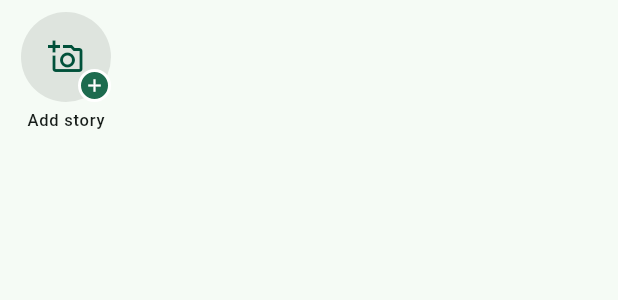
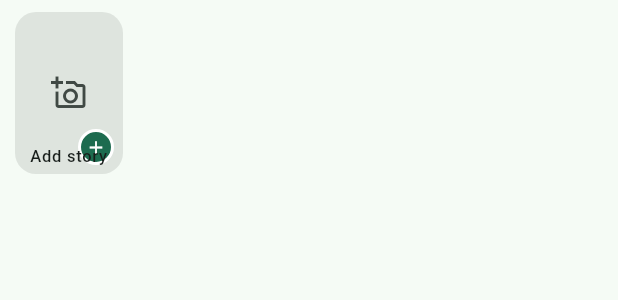
Before and after one commit to ssingh1432/gather, a Flutter app: the StoryBar widget shown alone on an empty page, opened directly, on a phone screen of 412 x 824 dp. Shown: the top 300 px of the screen. Run offline on Flutter 3.47's test engine with Material 3 defaults, Android fonts, the phone set to English and light mode, and no system bars; our stand-ins replace audioplayers, cached_network_image, firebase_core, firebase_messaging, flutter_dotenv, flutter_image_compress and 11 more; missing offline and left inert: gal, receive_sharing_intent; accounts and stored records are empty; network calls fail; statements that could not run were skipped.

Commit message:
Fix story upload permission error; reshape story tiles to portrait rectangles
- Add missing UPDATE grant + RLS policy on public.stories (author-owned rows).
  This was causing 'permission denied for table stories' (42501) whenever
  StoryBar updated media_url after upload.
- Restyle StoryBar tiles from circular avatars to Snapchat/TikTok-style
  standing rectangle cards (72x108) with rounded corners and username
  overlaid at the bottom.

```diff
--- a/flutter_app/lib/shared/widgets/story_bar.dart
+++ b/flutter_app/lib/shared/widgets/story_bar.dart
@@ -108,19 +108,24 @@ class _StoryBarState extends State<StoryBar> {
     if (uid == null) return const SizedBox.shrink();
 
     return SizedBox(
-      height: 96,
+      height: 124,
       child: FutureBuilder<List<StoryFeedEntry>>(
         future: _future,
         builder: (context, snapshot) {
           final entries = snapshot.data ?? const [];
           final hasOwnStory = entries.any((e) => e.authorId == uid);
-          return ListView(
+          final others = entries.where((e) => e.authorId != uid).toList();
+          return ListView.separated(
             scrollDirection: Axis.horizontal,
             padding: const EdgeInsets.symmetric(horizontal: 10, vertical: 8),
-            children: [
-              _AddStoryTile(uploading: _uploading, hasOwnStory: hasOwnStory, onTap: _addStory),
-              for (final entry in entries.where((e) => e.authorId != uid))
-                _StoryTile(
+            itemCount: others.length + 1,
+            separatorBuilder: (_, __) => const SizedBox(width: 8),
+            itemBuilder: (context, i) {
+              if (i == 0) {
+                return _AddStoryTile(uploading: _uploading, hasOwnStory: hasOwnStory, onTap: _addStory);
+              }
+              final entry = others[i - 1];
+              return _StoryTile(
                 entry: entry,
                 onTap: () async {
                   await Navigator.of(context).push(
@@ -128,8 +133,8 @@ class _StoryBarState extends State<StoryBar> {
                   );
                   _refresh();
                 },
-                ),
-            ],
+              );
+            },
           );
         },
       ),
@@ -148,34 +153,42 @@ class _AddStoryTile extends StatelessWidget {
     return GestureDetector(
       onTap: uploading ? null : onTap,
       child: SizedBox(
-        width: 68,
-        child: Column(
-          children: [
-            SizedBox(
-              width: 60,
-              height: 60,
+        width: 72,
+        height: 108,
         child: Stack(
           children: [
-                  CircleAvatar(
-                    radius: 30,
-                    backgroundColor: Theme.of(context).colorScheme.surfaceContainerHighest,
-                    child: uploading ? const CircularProgressIndicator(strokeWidth: 2) : const Icon(Icons.add_a_photo_outlined),
+            ClipRRect(
+              borderRadius: BorderRadius.circular(14),
+              child: Container(
+                width: 72,
+                height: 108,
+                color: Theme.of(context).colorScheme.surfaceContainerHighest,
+                alignment: Alignment.center,
+                child: uploading ? const CircularProgressIndicator(strokeWidth: 2) : Icon(Icons.add_a_photo_outlined, color: Theme.of(context).colorScheme.onSurfaceVariant),
+              ),
             ),
             if (!uploading)
               Positioned(
-                      right: 0,
-                      bottom: 0,
+                right: 6,
+                bottom: 6,
                 child: Container(
-                        padding: const EdgeInsets.all(2),
+                  padding: const EdgeInsets.all(3),
                   decoration: BoxDecoration(color: Theme.of(context).colorScheme.primary, shape: BoxShape.circle, border: Border.all(color: Colors.white, width: 2)),
                   child: const Icon(Icons.add, size: 14, color: Colors.white),
                 ),
               ),
-                ],
+            Positioned(
+              left: 4,
+              right: 4,
+              bottom: 4,
+              child: Text(
+                hasOwnStory ? 'Your story' : 'Add story',
+                style: Theme.of(context).textTheme.labelSmall,
+                maxLines: 1,
+                overflow: TextOverflow.ellipsis,
+                textAlign: TextAlign.center,
               ),
             ),
-            const SizedBox(height: 4),
-            Text(hasOwnStory ? 'Your story' : 'Add story', style: Theme.of(context).textTheme.labelSmall, maxLines: 1, overflow: TextOverflow.ellipsis),
           ],
         ),
       ),
@@ -190,36 +203,51 @@ class _StoryTile extends StatelessWidget {
 
   @override
   Widget build(BuildContext context) {
+    final hasAvatar = entry.authorAvatarUrl != null && entry.authorAvatarUrl!.isNotEmpty;
     return GestureDetector(
       onTap: onTap,
-      child: SizedBox(
-        width: 68,
-        child: Column(
-          children: [
-            Container(
-              width: 60,
-              height: 60,
+      child: Container(
+        width: 72,
+        height: 108,
         padding: const EdgeInsets.all(2.5),
         decoration: BoxDecoration(
-                shape: BoxShape.circle,
+          borderRadius: BorderRadius.circular(14),
           gradient: entry.hasUnseen
               ? const LinearGradient(colors: [Color(0xFFF58529), Color(0xFFDD2A7B), Color(0xFF8134AF)], begin: Alignment.topLeft, end: Alignment.bottomRight)
               : null,
           color: entry.hasUnseen ? null : Theme.of(context).colorScheme.outlineVariant,
         ),
+        child: ClipRRect(
+          borderRadius: BorderRadius.circular(11.5),
+          child: Stack(
+            fit: StackFit.expand,
+            children: [
+              Container(
+                color: Theme.of(context).colorScheme.surfaceContainerHighest,
+                child: hasAvatar
+                    ? Image.network(entry.authorAvatarUrl!, fit: BoxFit.cover)
+                    : Icon(Icons.person, size: 32, color: Theme.of(context).colorScheme.onSurfaceVariant),
+              ),
+              Positioned(
+                left: 0,
+                right: 0,
+                bottom: 0,
                 child: Container(
-                padding: const EdgeInsets.all(2),
-                decoration: const BoxDecoration(color: Colors.white, shape: BoxShape.circle),
-                child: CircleAvatar(
-                  backgroundColor: Theme.of(context).colorScheme.surfaceContainerHighest,
-                  backgroundImage: entry.authorAvatarUrl != null && entry.authorAvatarUrl!.isNotEmpty ? NetworkImage(entry.authorAvatarUrl!) : null,
-                  child: entry.authorAvatarUrl == null || entry.authorAvatarUrl!.isEmpty ? const Icon(Icons.person) : null,
+                  padding: const EdgeInsets.fromLTRB(4, 12, 4, 4),
+                  decoration: const BoxDecoration(
+                    gradient: LinearGradient(colors: [Colors.transparent, Colors.black87], begin: Alignment.topCenter, end: Alignment.bottomCenter),
+                  ),
+                  child: Text(
+                    entry.authorUsername,
+                    style: Theme.of(context).textTheme.labelSmall?.copyWith(color: Colors.white, fontWeight: FontWeight.w600),
+                    maxLines: 1,
+                    overflow: TextOverflow.ellipsis,
+                    textAlign: TextAlign.center,
                   ),
                 ),
               ),
-            const SizedBox(height: 4),
-            Text(entry.authorUsername, style: Theme.of(context).textTheme.labelSmall, maxLines: 1, overflow: TextOverflow.ellipsis),
             ],
+          ),
         ),
       ),
     );
```
Lines whose indentation alone changed are shown as unchanged.
